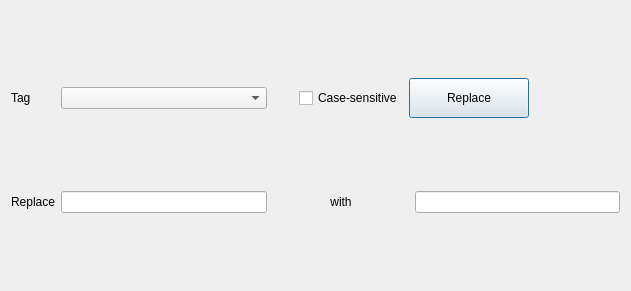
Qt form replaceDialog.ui (ivareske/TagEditor) before a commit.
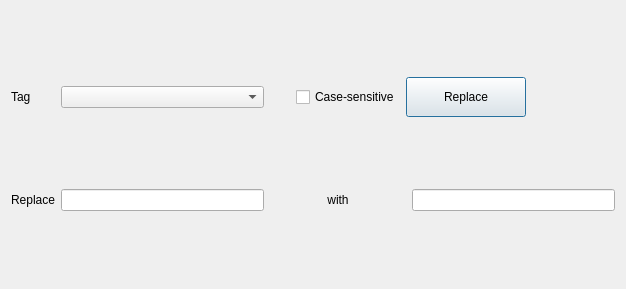
The same form after that commit.

Diff of the .ui file:
```diff
--- a/replaceDialog.ui
+++ b/replaceDialog.ui
@@ -6,8 +6,8 @@
    <rect>
     <x>0</x>
     <y>0</y>
-    <width>631</width>
-    <height>291</height>
+    <width>626</width>
+    <height>289</height>
    </rect>
   </property>
   <property name="windowTitle">
```
